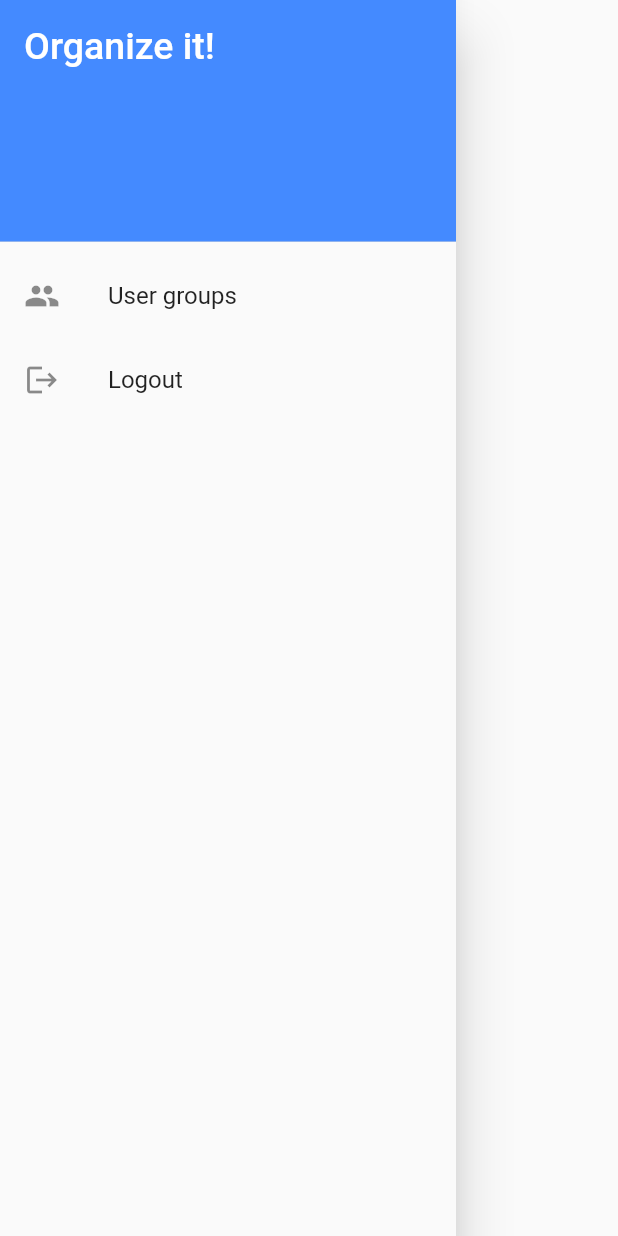
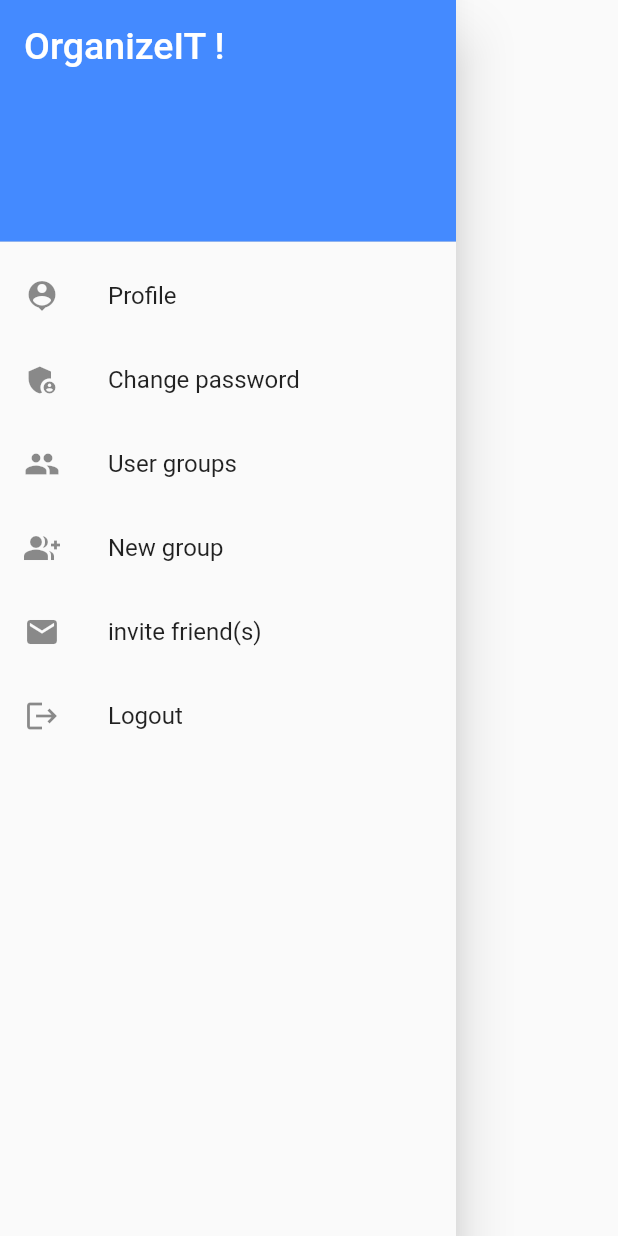
Before and after one commit to rimvydaszilinskas/organize-it-flutter, a Flutter app: the SideMenu widget shown alone on an empty page, opened directly, on a phone screen of 412 x 824 dp. Run offline on Flutter 3.47's test engine with Material 2 defaults, Android fonts, the phone set to English and light mode, and no system bars; our stand-ins replace flutter_secure_storage; accounts and stored records are empty; network calls fail.

Commit message:
side menu updated, event page set up, profile page created

```diff
--- a/lib/app.dart
+++ b/lib/app.dart
@@ -23,7 +23,7 @@ class OrganizeItApp extends StatelessWidget {
   @override
   Widget build(BuildContext context){
     return MaterialApp(
-      title: "Organize It",
+      title: "OrganizeIT",
       home: Consumer<AuthenticationState>(
         builder: (context, state, child) {
           // if the state is not authenticated, render authentication widget
@@ -33,7 +33,7 @@ class OrganizeItApp extends StatelessWidget {
           return Scaffold(
             drawer: SideMenu(),
             appBar: AppBar(
-              title: Text("Organize it"),
+              title: Text("OrganizeIT"),
             ),
             body: Consumer<AuthenticationState>(
               builder: (context, state, child) {
--- a/lib/models/calendarEvent.dart
+++ b/lib/models/calendarEvent.dart
@@ -9,7 +9,7 @@ class CalendarEvent {
   User? organizer;
   UserGroup? userGroup;
   List<String>? emails;
-  List<User>? attendees;
+  List<CalendarEventAttendee>? attendees;
   DateTime? start;
   DateTime? end;
 
@@ -40,6 +40,8 @@ class CalendarEvent {
       attendeesJson.forEach((element) {
         _attendees.add(CalendarEventAttendee.fromJson(element));
       });
+
+      this.attendees = _attendees;
     }
 
   Map<String, dynamic> toCreateJson() {
--- a/lib/models/user.dart
+++ b/lib/models/user.dart
@@ -9,9 +9,19 @@ class User {
 
   User({this.uuid, this.email, this.username, this.firstName, this.lastName});
 
-  User.fromJson(Map<String, dynamic> json):
-    email = json["email"],
-    firstName = json["first_name"],
-    lastName = json["last_name"],
-    username = json["username"];
+  User.fromJson(Map<String, dynamic> json)
+      : email = json["email"],
+        firstName = json["first_name"],
+        lastName = json["last_name"],
+        username = json["username"];
+
+  String getFullName() {
+    if (this.firstName != null &&
+        this.firstName != "" &&
+        this.lastName != null &&
+        this.lastName != "") {
+      return "${this.firstName} ${this.lastName}";
+    }
+    return this.email.toString();
+  }
 }
--- a/lib/routes/createEvent.dart
+++ b/lib/routes/createEvent.dart
@@ -116,10 +116,6 @@ class _CreateEventRouteState extends State<CreateEventRoute> {
       this._event.end = dt;
       this.endDateController.text = formatDate(dt);
     });
-  }
-
-  static String formatDate(DateTime dt) {
-    return "${dt.year}/${dt.month}/${dt.day} ${dt.hour}:${dt.minute}";
   }
 
   Future<CalendarEvent> createEvent(AuthenticationUser user) async {
--- a/lib/screens/event_list.dart
+++ b/lib/screens/event_list.dart
@@ -54,7 +54,7 @@ class _EventListPageState extends State<EventListPage> {
     this.events.forEach((element) {
       widgets.add(
         ListTile(
-          leading: Icon(Icons.storage),
+          leading: Icon(Icons.event),
           title: Text(element.name),
           onTap: () {
             Navigator.push(
--- a/lib/widgets/sideMenu.dart
+++ b/lib/widgets/sideMenu.dart
@@ -1,6 +1,7 @@
 import 'package:flutter/cupertino.dart';
 import 'package:flutter/material.dart';
 import 'package:provider/provider.dart';
+import 'package:untitled2/routes/profile.dart';
 import 'package:untitled2/state/authentication.dart';
 
 /// Side menu of the application
@@ -15,7 +16,7 @@ class SideMenu extends StatelessWidget {
         children: [
           DrawerHeader(
             child: Text(
-              "Organize it!",
+              "OrganizeIT !",
               style: TextStyle(color: Colors.white, fontSize: 25),
             ),
             decoration: BoxDecoration(
@@ -23,13 +24,34 @@ class SideMenu extends StatelessWidget {
             ),
           ),
           ListTile(
+            leading: Icon(Icons.person_pin),
+            title: Text("Profile"),
+            onTap: () {
+              Navigator.push(context, MaterialPageRoute(builder: (context) => ProfilePage()));
+            }
+          ),
+          ListTile(
+            leading: Icon(Icons.admin_panel_settings),
+            title: Text("Change password"),
+          ),
+          ListTile(
             leading: Icon(Icons.group),
             title: Text("User groups"),
           ),
           ListTile(
+            leading: Icon(Icons.group_add),
+            title: Text("New group"),
+          ),
+          ListTile(
+            leading: Icon(Icons.email),
+            title: Text("invite friend(s)"),
+          ),
+          ListTile(
             leading: Icon(Icons.logout),
             title: Text("Logout"),
-            onTap: () {state.logout();},
+            onTap: () {
+              state.logout();
+            },
           ),
         ],
       ),
--- a/lib/widgets/textFields.dart
+++ b/lib/widgets/textFields.dart
@@ -37,3 +37,7 @@ InputDecoration getTextFieldDecorations(String label) {
       ),
       labelText: label);
 }
+
+String formatDate(DateTime dt) {
+  return "${dt.year}/${dt.month}/${dt.day} ${dt.hour}:${dt.minute}";
+}
```
Also changed, not shown: lib/routes/event.dart (+70 -2 lines), lib/routes/profile.dart (added, +86 -0 lines), lib/screens/user_groups.dart (added, +22 -0 lines).
